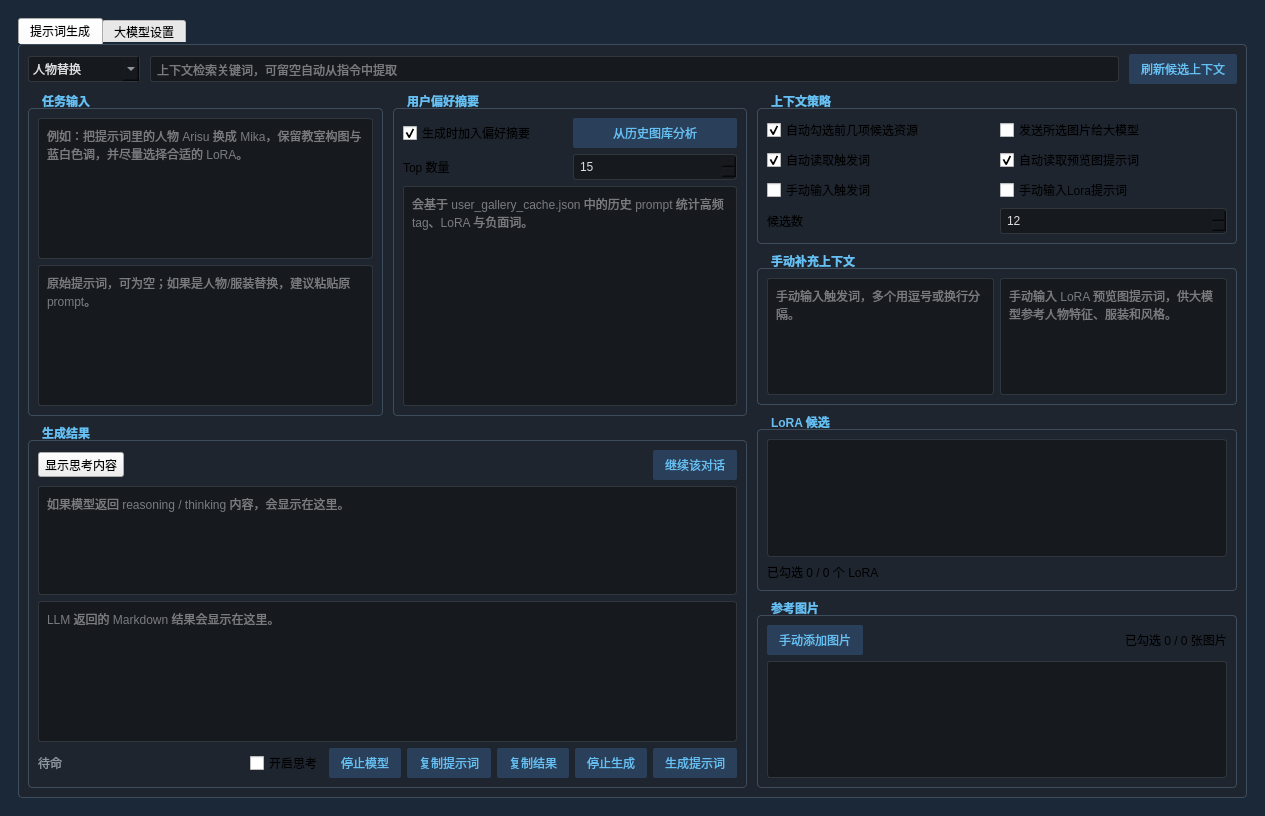
First picture: the form in llmpromptwidget.ui, repository hanbinhsh/SD-LoRA-Manager, before the edit.
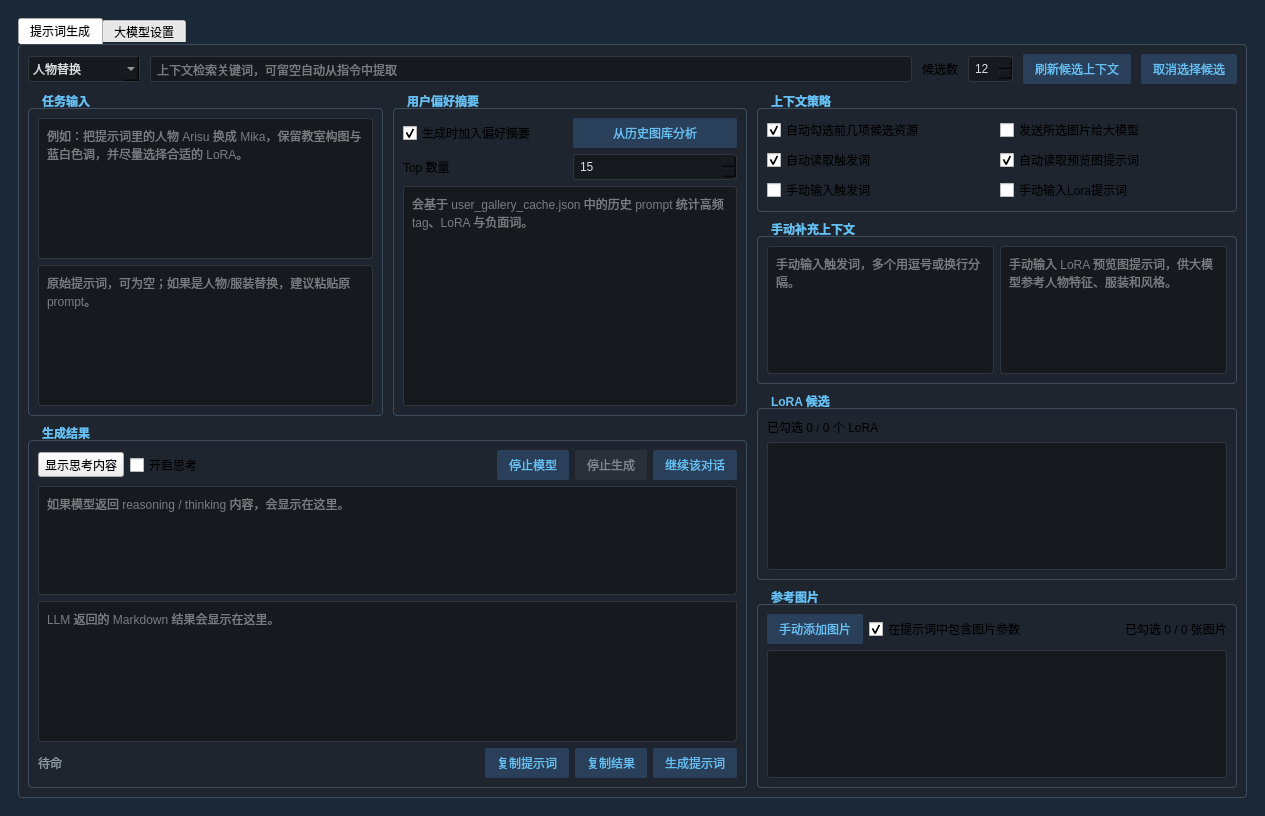
Second picture: the form after the edit.

```diff
--- a/llmpromptwidget.ui
+++ b/llmpromptwidget.ui
@@ -42,6 +42,10 @@
     padding: 6px 12px;
 }
 QPushButton:hover { background-color: #3d5677; color: #ffffff; }
+QPushButton:disabled {
+    background-color: #2a3038;
+    color: #7f8791;
+}
 QLabel#lblGenerateStatus { color: #8c96a0; }</string>
   </property>
   <layout class="QVBoxLayout" name="verticalLayoutRoot">
@@ -104,12 +108,39 @@
           </widget>
          </item>
          <item>
-          <widget class="QPushButton" name="btnRefreshCandidates">
+          <widget class="QLabel" name="labelCandidateLimit">
+           <property name="text">
+            <string>候选数</string>
+           </property>
+          </widget>
+         </item>
+         <item>
+          <widget class="QSpinBox" name="spinCandidateLimit">
+           <property name="minimum">
+            <number>3</number>
+           </property>
+           <property name="maximum">
+            <number>50</number>
+           </property>
+           <property name="value">
+            <number>12</number>
+           </property>
+          </widget>
+         </item>
+         <item>
+         <widget class="QPushButton" name="btnRefreshCandidates">
            <property name="text">
             <string>刷新候选上下文</string>
            </property>
           </widget>
          </item>
+         <item>
+          <widget class="QPushButton" name="btnClearCandidateSelections">
+           <property name="text">
+            <string>取消选择候选</string>
+           </property>
+          </widget>
+         </item>
         </layout>
        </item>
        <item>
@@ -221,6 +252,13 @@
                   </property>
                  </widget>
                 </item>
+                <item>
+                 <widget class="QCheckBox" name="chkEnableThink">
+                  <property name="text">
+                   <string>开启思考</string>
+                  </property>
+                 </widget>
+                </item>
                 <item>
                  <spacer name="horizontalSpacerThinkingTop">
                   <property name="orientation">
@@ -234,6 +272,23 @@
                   </property>
                  </spacer>
                 </item>
+                <item>
+                 <widget class="QPushButton" name="btnUnloadModel">
+                  <property name="text">
+                   <string>停止模型</string>
+                  </property>
+                 </widget>
+                </item>
+                <item>
+                 <widget class="QPushButton" name="btnStopGenerate">
+                  <property name="enabled">
+                   <bool>false</bool>
+                  </property>
+                  <property name="text">
+                   <string>停止生成</string>
+                  </property>
+                 </widget>
+                </item>
                 <item>
                  <widget class="QPushButton" name="btnContinueConversation">
                   <property name="text">
@@ -294,20 +349,6 @@
                   </property>
                  </spacer>
                 </item>
-               <item>
-                 <widget class="QCheckBox" name="chkEnableThink">
-                  <property name="text">
-                   <string>开启思考</string>
-                  </property>
-                 </widget>
-                </item>
-                <item>
-                 <widget class="QPushButton" name="btnUnloadModel">
-                  <property name="text">
-                   <string>停止模型</string>
-                  </property>
-                 </widget>
-                </item>
                 <item>
                  <widget class="QPushButton" name="btnCopyPrompt">
                   <property name="text">
@@ -322,16 +363,6 @@
                   </property>
                  </widget>
                 </item>
-                <item>
-                 <widget class="QPushButton" name="btnStopGenerate">
-                  <property name="enabled">
-                   <bool>false</bool>
-                  </property>
-                  <property name="text">
-                   <string>停止生成</string>
-                  </property>
-                 </widget>
-                </item>
                 <item>
                  <widget class="QPushButton" name="btnGenerate">
                   <property name="text">
@@ -407,26 +438,6 @@
                   </property>
                  </widget>
                 </item>
-                <item row="3" column="0">
-                 <widget class="QLabel" name="labelCandidateLimit">
-                  <property name="text">
-                   <string>候选数</string>
-                  </property>
-                 </widget>
-                </item>
-                <item row="3" column="1">
-                 <widget class="QSpinBox" name="spinCandidateLimit">
-                  <property name="minimum">
-                   <number>3</number>
-                  </property>
-                  <property name="maximum">
-                   <number>50</number>
-                  </property>
-                  <property name="value">
-                   <number>12</number>
-                  </property>
-                 </widget>
-                </item>
                </layout>
               </item>
              </layout>
@@ -461,9 +472,6 @@
               <string>LoRA 候选</string>
              </property>
              <layout class="QVBoxLayout" name="verticalLayoutLoraCandidates">
-              <item>
-               <widget class="QListWidget" name="listLoraCandidates"/>
-              </item>
               <item>
                <widget class="QLabel" name="lblLoraSelectionSummary">
                 <property name="text">
@@ -471,6 +479,9 @@
                 </property>
                </widget>
               </item>
+              <item>
+               <widget class="QListWidget" name="listLoraCandidates"/>
+              </item>
              </layout>
             </widget>
            </item>
@@ -489,6 +500,16 @@
                   </property>
                  </widget>
                 </item>
+                <item>
+                 <widget class="QCheckBox" name="chkIncludeImagePromptsInContext">
+                  <property name="text">
+                   <string>在提示词中包含图片参数</string>
+                  </property>
+                  <property name="checked">
+                   <bool>true</bool>
+                  </property>
+                 </widget>
+                </item>
                 <item>
                  <spacer name="horizontalSpacerImages">
                   <property name="orientation">
```
Left out of the diff: 33 changed lines with no effect on the pictures.
